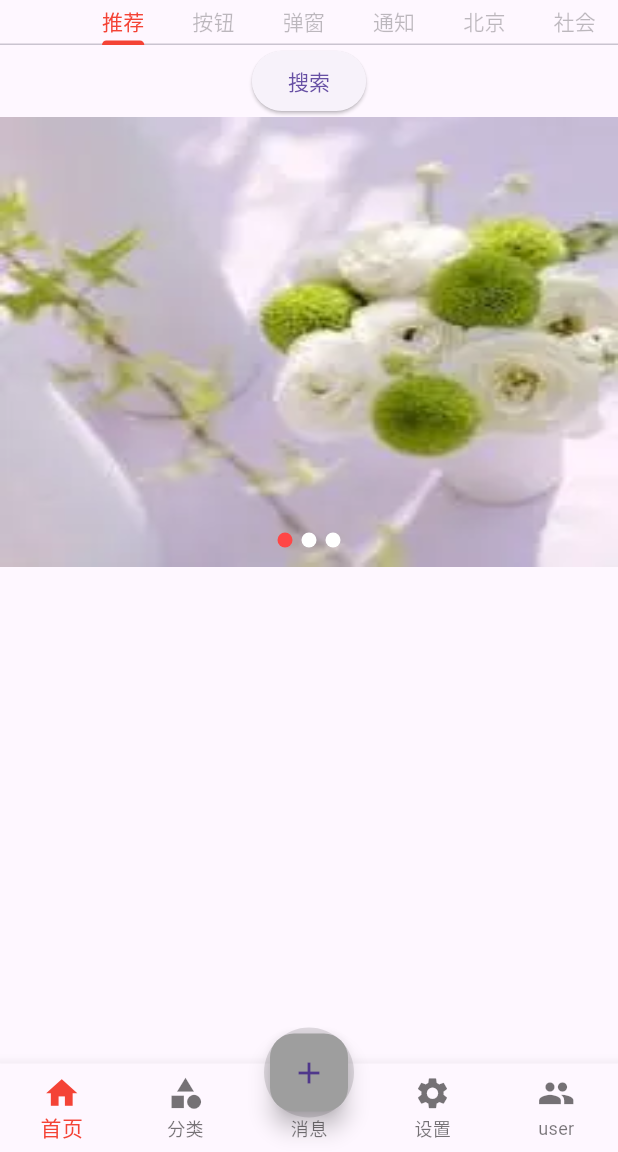
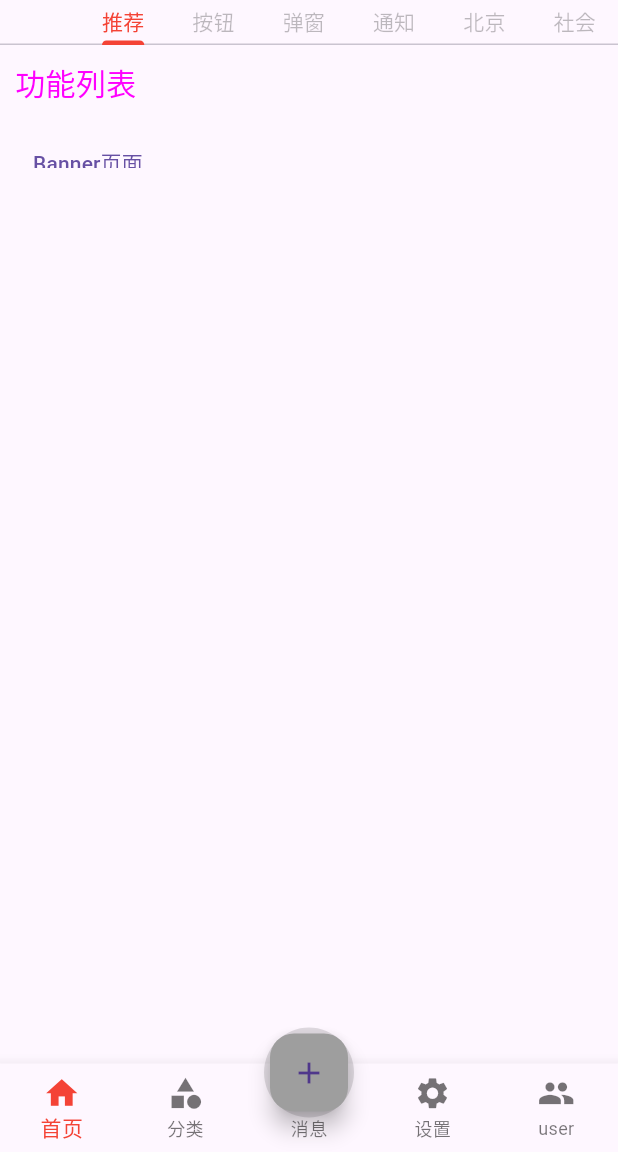
Before and after one commit to 1972820813/FlutterDemo, a Flutter app: the screen it shows after launch, on a phone screen of 412 x 824 dp, the part 84-1236 px from its top. Run offline on Flutter 3.47's test engine with Material 3 defaults, Android fonts, the phone set to English and light mode, and no system bars; drawn by our look-alikes of card_swiper; our stand-ins replace dio, flutter_local_notifications, fluttertoast.

Commit message:
feat(banner):新增banner页面

```diff
--- a/FlutterDemo/lib/page/home/Recommended.dart
+++ b/FlutterDemo/lib/page/home/Recommended.dart
@@ -1,7 +1,6 @@
 import 'package:card_swiper/card_swiper.dart';
 import 'package:flutter/material.dart';
-
-import '../routes/Routes.dart';
+import 'package:flutterdemo/page/routes/Routes.dart';
 
 //推荐
 class RecommendedPage extends StatefulWidget {
@@ -12,61 +11,40 @@ class RecommendedPage extends StatefulWidget {
 }
 
 class _RecommendedPage extends State<RecommendedPage> {
-  List banner = [
-    {"imagePath": 'assets/images/icon_image_1.png'},
-    {"imagePath": 'assets/images/icon_image_2.png'},
-    {"imagePath": 'assets/images/icon_image_3.png'},
-  ];
-
   @override
   Widget build(BuildContext context) {
     // TODO: implement build
     return Container(
       child: ListView(
         children: [
-          Column(
-            mainAxisAlignment: MainAxisAlignment.spaceAround,
-            children: [
-              ElevatedButton(
+          SizedBox(
+            height: 50,
+            child: Container(
+              padding: const EdgeInsets.all(10), //设置padding
+              alignment: Alignment.centerLeft, //设置垂直居中
+              child: const Text(
+                "功能列表",
+                style:
+                    TextStyle(color: Color(0xffff00ff), fontSize: 20), //设置文字颜色
+              ),
+            ),
+          ),
+          SizedBox(
+            height: 50,
+            child: Container(
+              padding: const EdgeInsets.all(10), //设置padding
+              alignment: Alignment.centerLeft, //设置垂直居中
+              child: TextButton(
                   onPressed: () {
-                    // //页面跳转一
-                    // Navigator.of(context).push(
-                    //     MaterialPageRoute(builder: (BuildContext context) {
-                    //   return const SearchPage(
-                    //     arguments: {"title": "搜索页面"},
-                    //   );
-                    // }));
-
                     //命名路由跳转
                     Navigator.pushNamed(
                       context,
-                      gotoSearch,
-                      arguments: {"title": "搜索页面", "aid": 20},
+                      gotoBanner,
                     );
                   },
-                  child: const Text("搜索")),
-              SizedBox(
-                  height: 300,
-                  child: Swiper(
-                    itemBuilder: (BuildContext context, int index) {
-                      return Image.asset(
-                        banner[index]['imagePath'],
-                        fit: BoxFit.fill,
-                      );
-                    },
-                    onTap: (index) {
-                      print("点击了下标:$index");
-                    },
-                    itemCount: banner.length,
-                    autoplay: true,
-                    pagination: const SwiperPagination(
-                        builder: DotSwiperPaginationBuilder(
-                            color: Color(0xFFFFFFFF),
-                            activeColor: Color(0xFFFF4646))),
-                    // control: const SwiperControl(),//< >
-                  ))
-            ],
-          )
+                  child: const Text("Banner页面")),
+            ),
+          ),
         ],
       ),
     );
--- a/FlutterDemo/lib/page/routes/Routes.dart
+++ b/FlutterDemo/lib/page/routes/Routes.dart
@@ -1,13 +1,20 @@
 import 'package:flutter/material.dart';
+import 'package:flutterdemo/page/recommend/RecommendBanner.dart';
 
 import '../Tabs.dart';
 import '../search/SearchPage.dart';
 
+///跳转标识
 String gotoSearch = "/goto_search";
+String gotoBanner = "/goto_banner";
 
+/// 设置路由，为跳转做准备
+/// arguments 为传递的参数，在这里设置，则为必传参数
+/// 有search页面和banner页面可以看到    是否设置arguments的区别
 Map routes = {
   "/": (context) => const Tabs(),
   gotoSearch: (context, {arguments}) => SearchPage(arguments: arguments),
+  gotoBanner: (context) => const RecommendBanner()
 };
 
 var onGenerateRoute = (RouteSettings settings) {
```
Also changed, not shown: FlutterDemo/lib/page/recommend/RecommendBanner.dart (added, +48 -0 lines).
